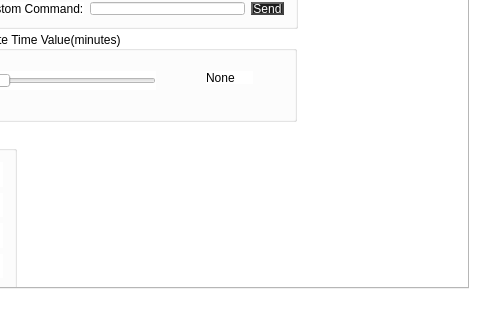
Above: wateringgui.ui from sYCH3L/Automated-Irrigation-System before the change; both pictures show x 327 to 807 and y 176 to 496 of the 807 by 496 pixel window. Below: the same form after it.
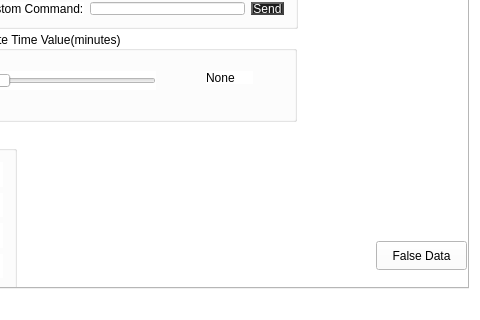
That is the form after the change. The open tabs and pages were chosen to show the change. Icons and pictures are not drawn.

The edit to the form file:
```diff
--- a/wateringgui.ui
+++ b/wateringgui.ui
@@ -522,6 +522,19 @@
           </property>
          </widget>
         </widget>
+        <widget class="QPushButton" name="falseData">
+         <property name="geometry">
+          <rect>
+           <x>690</x>
+           <y>340</y>
+           <width>91</width>
+           <height>29</height>
+          </rect>
+         </property>
+         <property name="text">
+          <string>False Data</string>
+         </property>
+        </widget>
        </widget>
       </widget>
       <widget class="QWidget" name="statTab">
```
